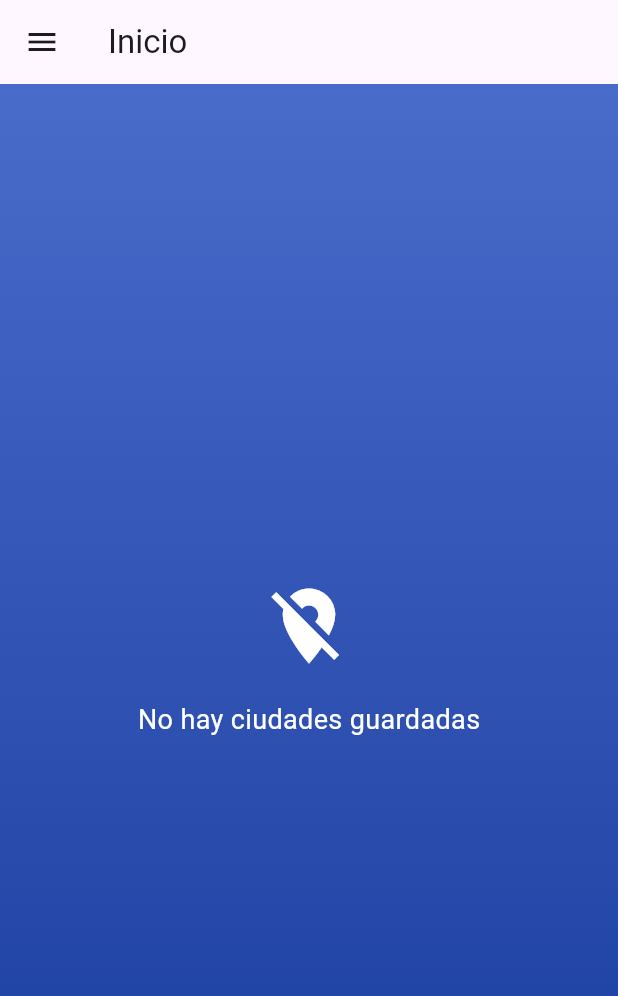
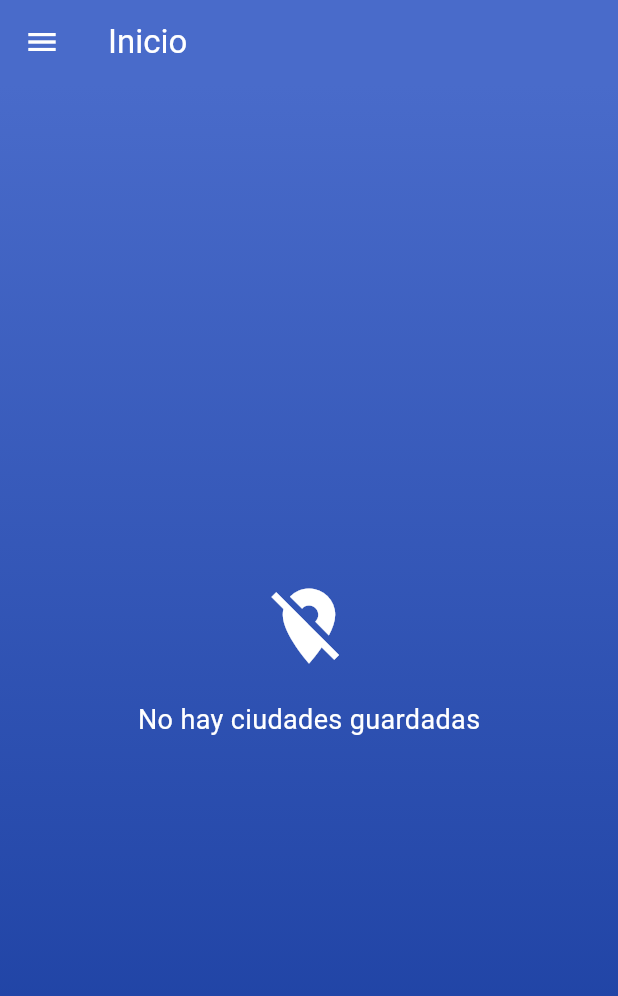
Before and after one commit to arcanefairy/weather_app, a Flutter app: the screen it shows after launch, on a phone screen of 412 x 824 dp. Shown: the top 996 px of the screen. Run offline on Flutter 3.47's test engine with Material 3 defaults, Android fonts, the phone set to English and light mode, and no system bars; our stand-ins replace flutter_dotenv, flutter_map, get, go_router, latlong2, shared_preferences and 1 more; network calls fail.

Commit message:
Style: Ajuste en AppBar para eliminar elevación y unificar color de fondo(barra del mismo color).

```diff
--- a/lib/app_scaffold.dart
+++ b/lib/app_scaffold.dart
@@ -23,7 +23,12 @@ class AppScaffold extends StatelessWidget {
   @override
   Widget build(BuildContext context) {
     return Scaffold(
-      appBar: AppBar(title: Text(title)),
+      appBar: AppBar(
+        title: Text(title, style: const TextStyle(color: Colors.white)),
+        backgroundColor: const Color(0xFF496BCA),
+        elevation: 0,
+        iconTheme: const IconThemeData(color: Colors.white),
+      ),
       body: body,
       drawer: Drawer(
         child: ListView(
```
